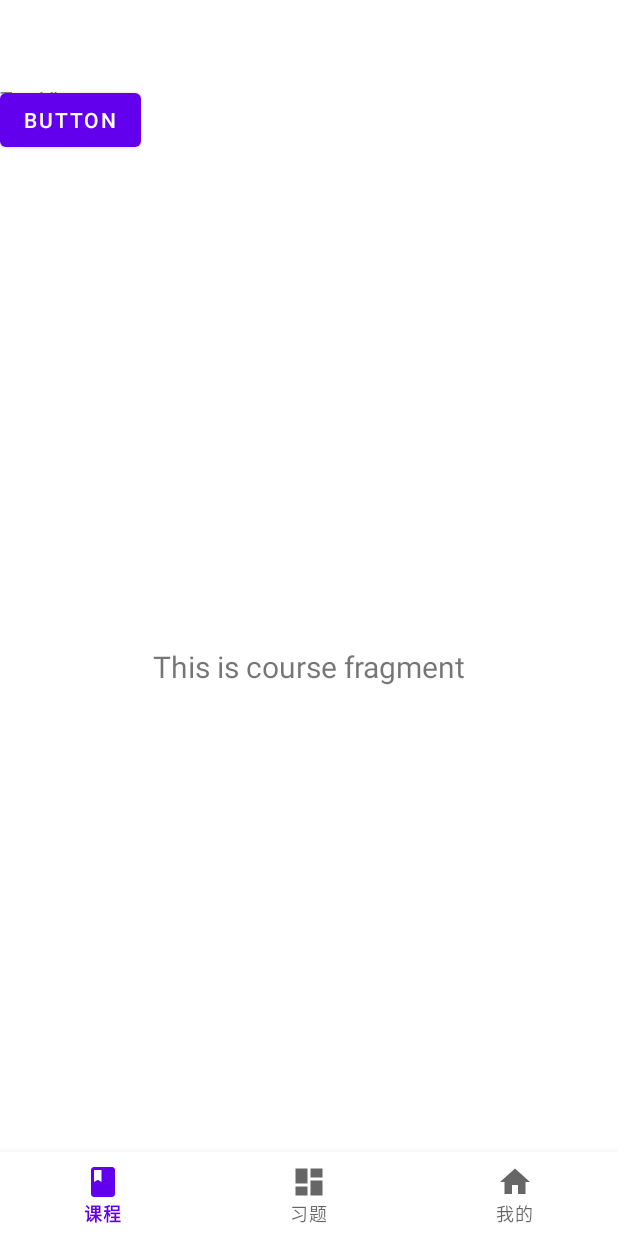
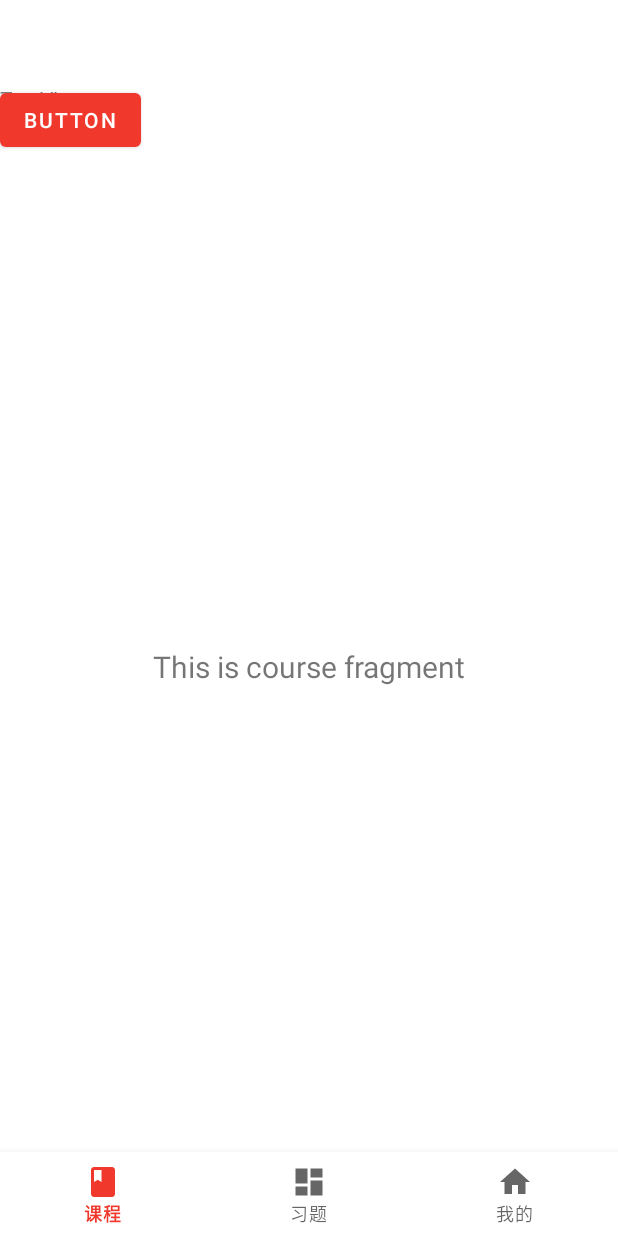
Before and after one commit to Rain-kl/RedCourseAPP, an Android app: the screen it shows after launch (MainActivity), on a phone screen of 412 x 824 dp. Run offline under Robolectric (Android 15) with nearby library versions, the light colour scheme and no system bars; our stand-ins replace navigation-ui; 1 statement that could not run was skipped.

Commit message:
修改主题颜色

```diff
--- a/app/src/main/res/values/colors.xml
+++ b/app/src/main/res/values/colors.xml
@@ -7,4 +7,6 @@
     <color name="teal_700">#FF018786</color>
     <color name="black">#FF000000</color>
     <color name="white">#FFFFFFFF</color>
+    <color name="lightGray">#F6F6F6</color>
+    <color name="colorPrimary">#F0382C</color>
 </resources>
--- a/app/src/main/res/values/themes.xml
+++ b/app/src/main/res/values/themes.xml
@@ -1,9 +1,9 @@
 <resources xmlns:tools="http://schemas.android.com/tools">
     <!-- Base application theme. -->
-    <style name="Theme.MyApplication" parent="Theme.MaterialComponents.DayNight.DarkActionBar">
+    <style name="Theme.MyApplication" parent="Theme.MaterialComponents.DayNight.NoActionBar">
         <!-- Primary brand color. -->
-        <item name="colorPrimary">@color/purple_500</item>
-        <item name="colorPrimaryVariant">@color/purple_700</item>
+        <item name="colorPrimary">@color/colorPrimary</item>
+        <item name="colorPrimaryVariant">@color/colorPrimary</item>
         <item name="colorOnPrimary">@color/white</item>
         <!-- Secondary brand color. -->
         <item name="colorSecondary">@color/teal_200</item>
```
